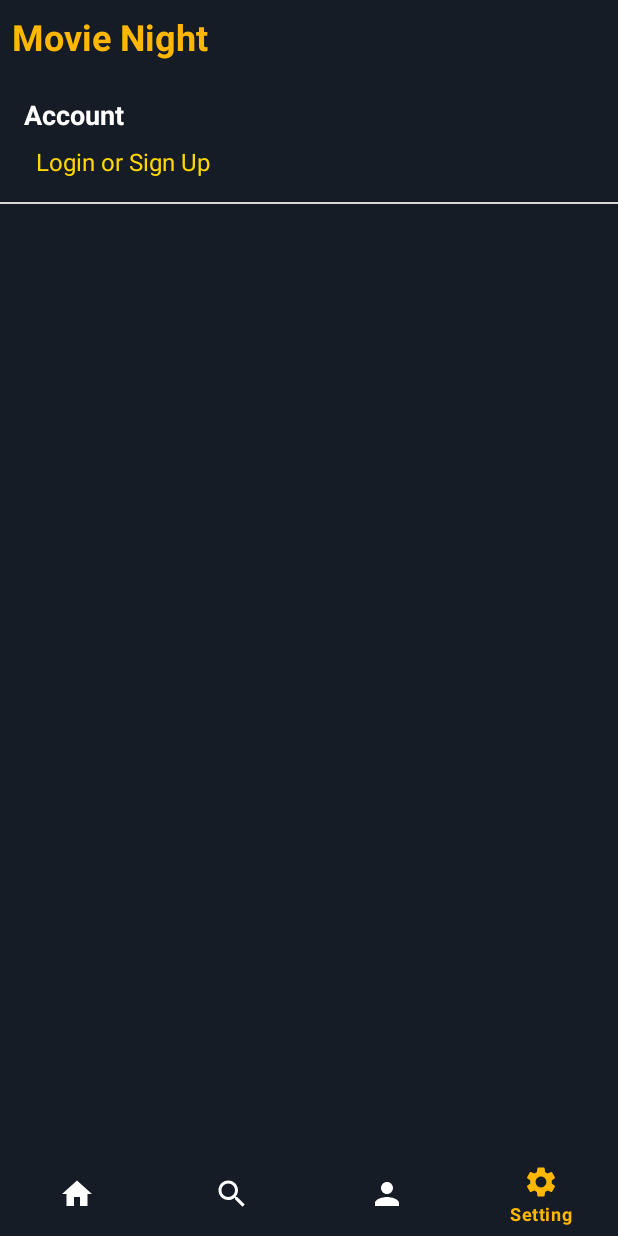
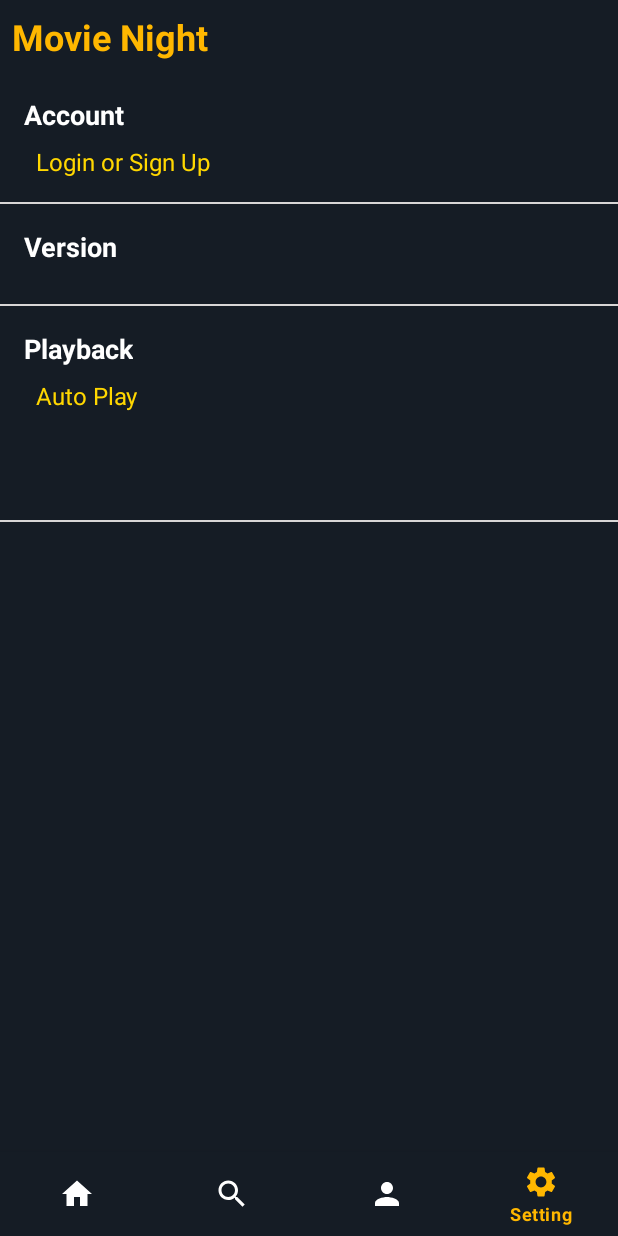
Before and after one commit to UnFameeee/Android-Movie-Application-FinalExam, an Android app: the screen it shows after launch (MainActivity), item 4 of the bottom bar chosen, on a phone screen of 412 x 824 dp. Run offline under Robolectric (Android 15) with nearby library versions, the light colour scheme and no system bars; Roboto replaces fonts that are not available here.

Commit message:
fixing UI - Login - Register - Setting Fragment
fixing UI - Login - Register - Setting Fragment

```diff
--- /dev/null
+++ b/Movie-Application/app/src/main/res/drawable/color_cursor.xml
@@ -0,0 +1,5 @@
+<?xml version="1.0" encoding="utf-8"?>
+<shape xmlns:android="http://schemas.android.com/apk/res/android">
+    <size android:width="3dp" />
+    <solid android:color="#FFFFFF"  />
+</shape>
--- a/Movie-Application/app/src/main/res/layout/fragment_setting.xml
+++ b/Movie-Application/app/src/main/res/layout/fragment_setting.xml
@@ -10,6 +10,54 @@
     <androidx.constraintlayout.widget.ConstraintLayout
         android:layout_width="match_parent"
         android:layout_height="match_parent">
+
+        <View
+            android:id="@+id/view3"
+            android:layout_width="match_parent"
+            android:layout_height="1dp"
+            android:layout_marginTop="228dp"
+            android:background="@color/underline"
+            app:layout_constraintEnd_toEndOf="parent"
+            app:layout_constraintHorizontal_bias="0.0"
+            app:layout_constraintStart_toStartOf="parent"
+            app:layout_constraintTop_toBottomOf="@+id/buttonLogin" />
+
+        <TextView
+            android:id="@+id/textView13"
+            android:layout_width="wrap_content"
+            android:layout_height="wrap_content"
+            android:layout_marginStart="16dp"
+            android:layout_marginTop="16dp"
+            android:text="@string/title_account_playback"
+            android:textColor="#FFFFFF"
+            android:textSize="18sp"
+            android:textStyle="bold"
+            app:layout_constraintStart_toStartOf="parent"
+            app:layout_constraintTop_toBottomOf="@+id/view2" />
+
+        <View
+            android:id="@+id/view2"
+            android:layout_width="match_parent"
+            android:layout_height="1dp"
+            android:layout_marginTop="84dp"
+            android:background="@color/underline"
+            app:layout_constraintEnd_toEndOf="parent"
+            app:layout_constraintHorizontal_bias="1.0"
+            app:layout_constraintStart_toStartOf="parent"
+            app:layout_constraintTop_toBottomOf="@+id/buttonLogin" />
+
+        <TextView
+            android:id="@+id/textView12"
+            android:layout_width="wrap_content"
+            android:layout_height="wrap_content"
+            android:layout_marginStart="16dp"
+            android:layout_marginTop="16dp"
+            android:text="@string/title_account_version"
+            android:textColor="#FFFFFF"
+            android:textSize="18sp"
+            android:textStyle="bold"
+            app:layout_constraintStart_toStartOf="parent"
+            app:layout_constraintTop_toBottomOf="@+id/view4" />
 
         <TextView
             android:id="@+id/textView4"
@@ -30,14 +78,27 @@
             android:layout_height="wrap_content"
             android:layout_marginStart="24dp"
             android:layout_marginTop="8dp"
+            android:onClick="loginFromSetting"
             android:text="@string/btn_account_setting"
             android:textColor="@color/yellow_primary"
             android:textSize="16sp"
-            android:onClick="loginFromSetting"
             app:layout_constraintStart_toStartOf="parent"
             app:layout_constraintTop_toBottomOf="@+id/textView4" />
 
+        <TextView
+            android:id="@+id/btn"
+            android:layout_width="wrap_content"
+            android:layout_height="wrap_content"
+            android:layout_marginStart="24dp"
+            android:layout_marginTop="8dp"
+            android:text="@string/btn_account_autoplay"
+            android:textColor="@color/yellow_primary"
+            android:textSize="16sp"
+            app:layout_constraintStart_toStartOf="parent"
+            app:layout_constraintTop_toBottomOf="@+id/textView13" />
+
         <View
+            android:id="@+id/view4"
             android:layout_width="match_parent"
             android:layout_height="1dp"
             android:layout_marginTop="16dp"
--- a/Movie-Application/app/src/main/res/values/strings.xml
+++ b/Movie-Application/app/src/main/res/values/strings.xml
@@ -27,5 +27,8 @@
     <!--  Setting Fragment  -->
     <string name="title_account_setting">Account</string>
     <string name="btn_account_setting">Login or Sign Up</string>
+    <string name="title_account_version">Version</string>
+    <string name="title_account_playback">Playback</string>
+    <string name="btn_account_autoplay">Auto Play</string>
 
 </resources>
```
Also changed, not shown: Movie-Application/app/src/main/res/layout/activity_register.xml (+34 -6 lines), Movie-Application/app/src/main/res/layout/login_activity.xml (+21 -5 lines).
